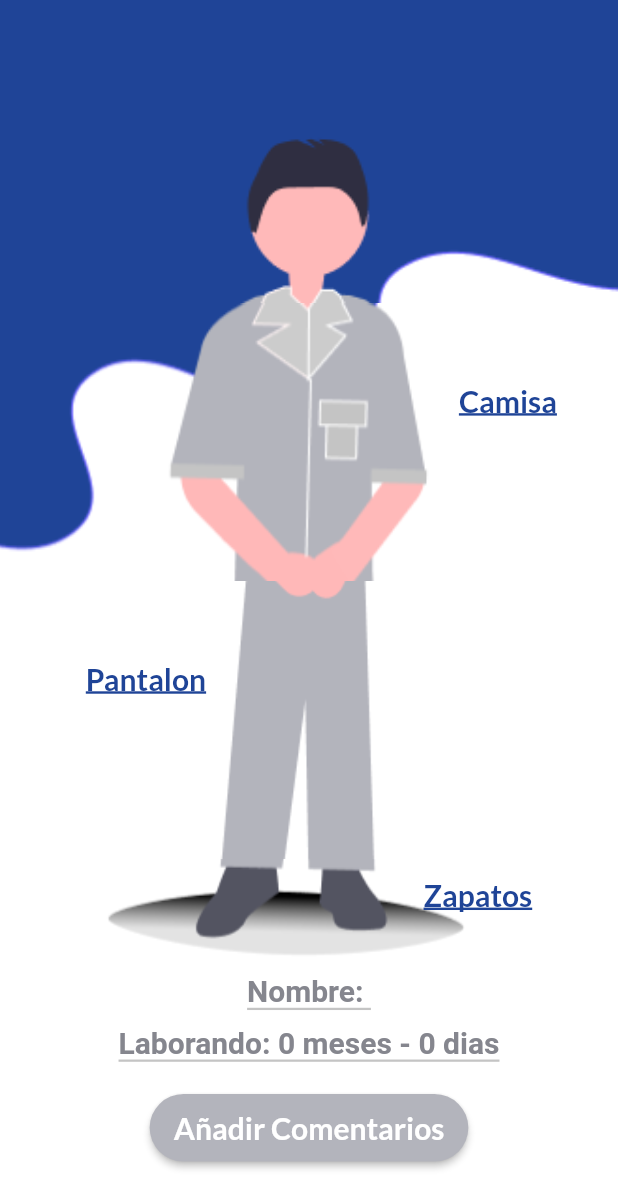
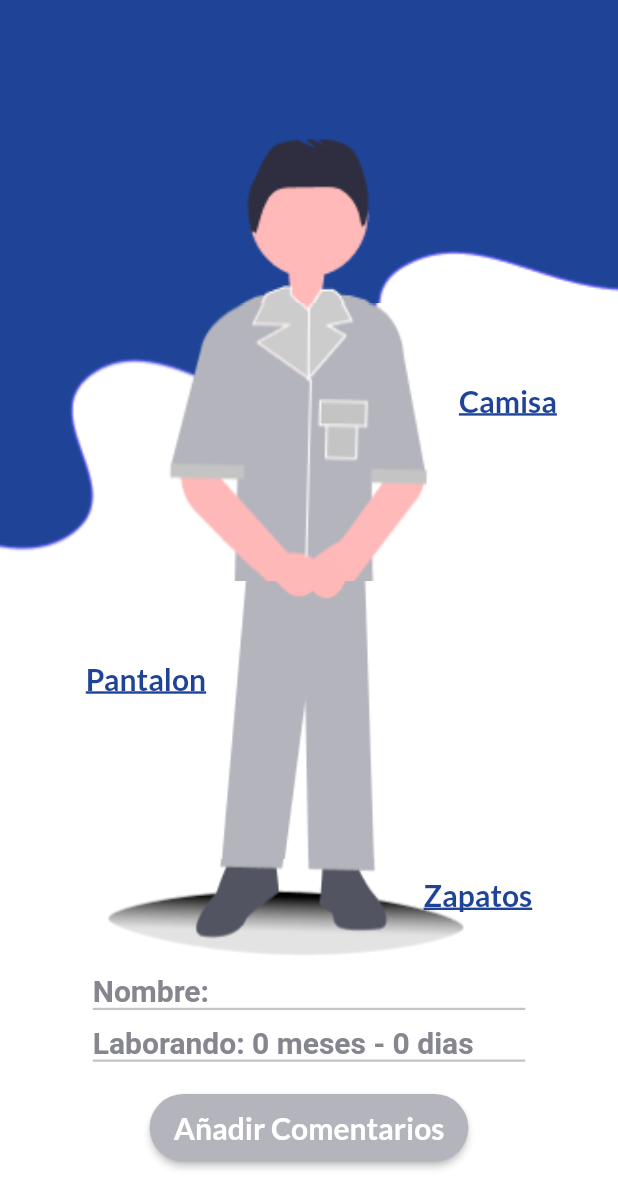
Before and after one commit to twowheelstogo/Supervicion_personal-app, a Flutter app: the RevisionUniformeHombre screen opened directly with empty values, scrolled down 140 dp, on a phone screen of 412 x 824 dp, the part 43-1236 px from its top. Run offline on Flutter 3.47's test engine with Material 2 defaults, Android fonts, the phone set to English and light mode, and no system bars; our stand-ins replace cached_network_image, getwidget, hexcolor, modal_progress_hud, shared_preferences; accounts and stored records are empty.

Commit message:
Post Calificacion uniforme

```diff
--- a/lib/Components/RevisionUniforme/Hombre.dart
+++ b/lib/Components/RevisionUniforme/Hombre.dart
@@ -12,10 +12,11 @@ class RevisionUniformeHombre extends StatelessWidget {
   final String Genero;
   final String now;
   final DateTime Tiempo;
+  final String ID_EMPLEADO;
   final String ID_AIRTABLE;
 
   const RevisionUniformeHombre(this.NombreUsuario, this.Agencia, this.UrlFoto,
-      this.Genero, this.now, this.Tiempo, this.ID_AIRTABLE,
+      this.Genero, this.now, this.Tiempo, this.ID_EMPLEADO, this.ID_AIRTABLE,
       {Key? key})
       : super(key: key);
 
@@ -73,10 +74,11 @@ class RevisionUniformeHombre extends StatelessWidget {
                 0,
                 Alignment.bottomRight),
             Final('assets/images/CuerpoHombre/FinalHombre.png', double.infinity,
-              MediaQuery.of(context).size.width * 0.40)
+                MediaQuery.of(context).size.width * 0.40, context)
           ],
         ),
-    )));
+      )),
+    );
   }
 
   Widget Inicio(context) {
@@ -107,21 +109,23 @@ class RevisionUniformeHombre extends StatelessWidget {
     );
   }
 
-  Widget Final(String ruta, double Width, double Height) {
+  Widget Final(String ruta, double Width, double Height, context) {
     return SingleChildScrollView(
         child: Container(
       width: Width,
-      height: Height,
       decoration: BoxDecoration(
           image: DecorationImage(image: AssetImage(ruta), fit: BoxFit.cover)),
       child: Column(
         children: [
-          Nombre_Usuario(),
-          Fecha(),
+          Nombre_Usuario(context),
+          Fecha(context),
           SizedBox(
             height: 20,
           ),
-          ModalComentario()
+          ModalComentario(),
+          SizedBox(
+            height: 20,
+          ),
         ],
       ),
     ));
@@ -147,7 +151,8 @@ class RevisionUniformeHombre extends StatelessWidget {
           image: DecorationImage(image: AssetImage(ruta), fit: BoxFit.cover)),
       child: Container(
         alignment: Tipo,
-        child: UserData(Label, Numero, Left, Right, Top, Bottom, "#1f4497"),
+        child: UserData(Label, Numero, Left, Right, Top, Bottom, "#1f4497",
+            this.ID_EMPLEADO, this.ID_AIRTABLE, '0', '0'),
       ),
     ));
   }
@@ -200,10 +205,11 @@ class RevisionUniformeHombre extends StatelessWidget {
     );
   }
 
-  Widget Fecha() {
+  Widget Fecha(context) {
     return Column(
       children: [
         Container(
+          width: MediaQuery.of(context).size.width * 0.7,
           margin: const EdgeInsets.only(top: 10),
           decoration: BoxDecoration(
             border: Border(
@@ -222,10 +228,11 @@ class RevisionUniformeHombre extends StatelessWidget {
     );
   }
 
-  Widget Nombre_Usuario() {
+  Widget Nombre_Usuario(context) {
     return Column(
       children: [
         Container(
+          width: MediaQuery.of(context).size.width * 0.7,
           margin: const EdgeInsets.only(top: 10),
           decoration: BoxDecoration(
             border: Border(
--- a/lib/Components/RevisionUniforme/ModalCalificacion.dart
+++ b/lib/Components/RevisionUniforme/ModalCalificacion.dart
@@ -14,8 +14,24 @@ class UserData extends StatefulWidget {
   final double Top;
   final double Bottom;
   final String Color;
-  const UserData(this.Tipo, this.Numero, this.Left, this.Right, this.Top,
-      this.Bottom, this.Color);
+
+  final String COLABORADORES;
+  final String Encargado;
+  final String Latitud;
+  final String Longitud;
+
+  const UserData(
+      this.Tipo,
+      this.Numero,
+      this.Left,
+      this.Right,
+      this.Top,
+      this.Bottom,
+      this.Color,
+      this.COLABORADORES,
+      this.Encargado,
+      this.Latitud,
+      this.Longitud);
 
   @override
   ModalCalificacion createState() => ModalCalificacion();
@@ -52,8 +68,14 @@ class ModalCalificacion extends State<UserData> {
                       children: [
                         Padding(
                             padding: const EdgeInsets.only(bottom: 25.0),
-                            child:
-                                Center(child: MySliderApp(val, widget.Tipo))),
+                            child: Center(
+                                child: MySliderApp(
+                                    widget.Tipo,
+                                    widget.COLABORADORES,
+                                    widget.Encargado,
+                                    widget.Latitud,
+                                    widget.Longitud,
+                                    val))),
                       ],
                     )
                   ],
--- a/pubspec.yaml
+++ b/pubspec.yaml
@@ -85,7 +85,7 @@ flutter:
     - assets/images/CuerpoMujer/CaraMujer.png
     - assets/images/CuerpoMujer/FinalMujer.png
     - assets/images/CuerpoMujer/PantalonMujer.png
-    - assets/images/CuerpoMujer/PeloMujer.png
+    - assets/images/CuerpoMujer/CabelloMujer.png
     - assets/images/CuerpoMujer/ZapatosMujer.png
   #   - images/a_dot_ham.jpeg
 
```
Also changed, not shown: lib/Components/Componentes/slider.dart (+47 -10 lines), lib/Components/MainPage/Cartas.dart (+14 -2 lines), lib/Components/MainPage/Index.dart (+13 -10 lines), lib/Components/MainPage/Metodos.dart (+7 -3 lines), lib/Components/RevisionUniforme/Metodos.dart (+66 -16 lines), lib/Components/RevisionUniforme/Mujer.dart (+32 -16 lines). Lines whose indentation alone changed are shown as unchanged.
